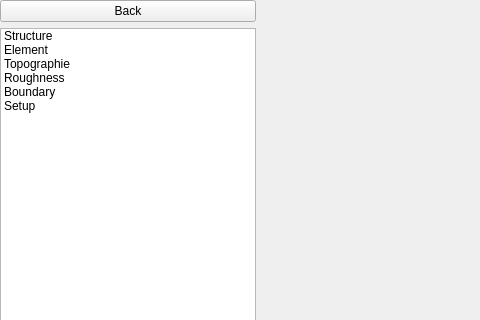
vcloarec/ReosProject, file src/ui/reoseditstructure2dwidget.ui: the form before one commit; both pictures show x 0 to 480 and y 0 to 320 of the 662 by 496 pixel window.
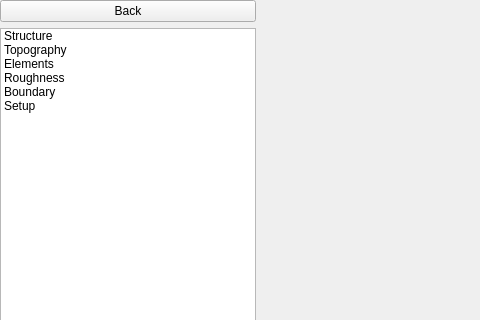
The form after the commit. Icons and pictures are not drawn.

Diff of the .ui file:
```diff
--- a/src/ui/reoseditstructure2dwidget.ui
+++ b/src/ui/reoseditstructure2dwidget.ui
@@ -50,12 +50,12 @@
        </item>
        <item>
         <property name="text">
-         <string>Element</string>
+         <string>Topography</string>
         </property>
        </item>
        <item>
         <property name="text">
-         <string>Topographie</string>
+         <string>Elements</string>
         </property>
        </item>
        <item>
```
Left out of the diff: 8 changed lines with no effect on the pictures.
